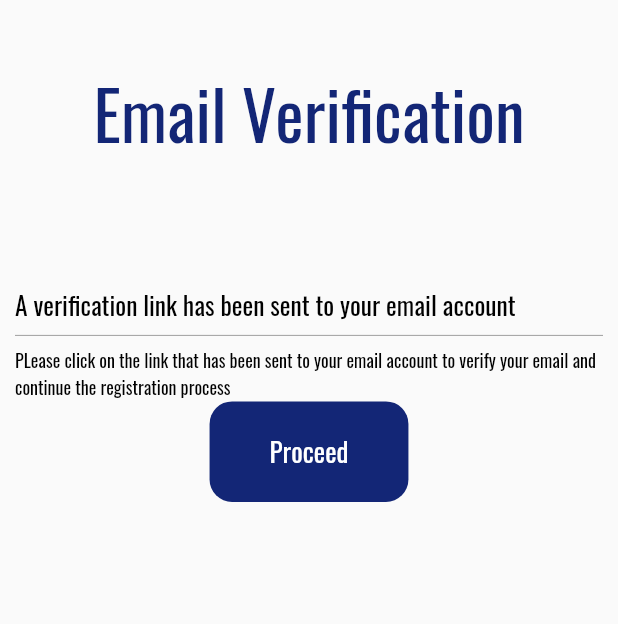
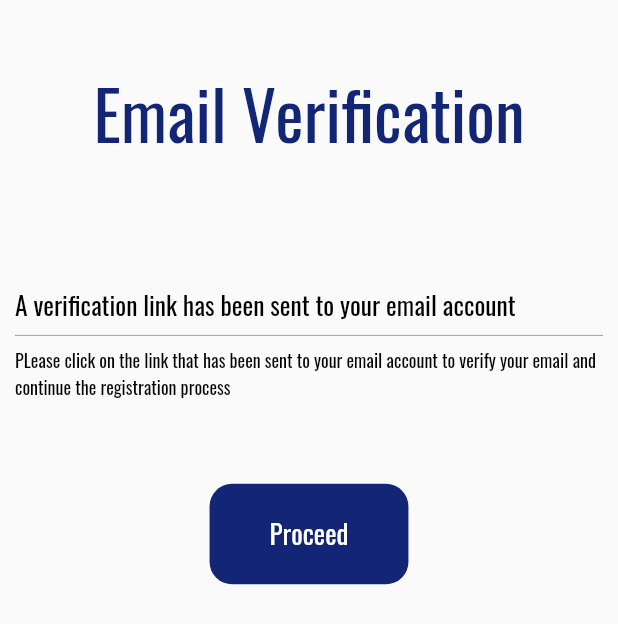
Before and after one commit to PrestoDevelopment/Presto, a Flutter app: the EmailVerificationView screen opened directly, on a phone screen of 412 x 824 dp. Shown: the top 624 px of the screen. Run offline on Flutter 3.47's test engine with Material 2 defaults, Android fonts, the light colour scheme and no system bars; our stand-ins replace cloud_firestore, connectivity, file_picker, firebase_analytics, firebase_auth, firebase_core and 11 more; missing offline and left inert: platform_device_id; accounts and stored records are empty; network calls fail; statements that could not run were skipped; project files that could hold a hidden picture were left out.

Commit message:
Basic Changes

```diff
--- a/presto_mobile/lib/ui/views/email_verification_view.dart
+++ b/presto_mobile/lib/ui/views/email_verification_view.dart
@@ -55,6 +55,9 @@ class EmailVerificationView extends StatelessWidget {
                   ),
                 ),
               ),
+              SizedBox(
+                height: height/15.0,
+              ),
               BusyButton(
                   title: "Proceed",
                   onPressed: () async {
--- a/presto_mobile/lib/ui/views/otp_view.dart
+++ b/presto_mobile/lib/ui/views/otp_view.dart
@@ -57,6 +57,7 @@ class _OtpVerificationViewState extends State<OtpVerificationView> {
                     top: MediaQuery.of(context).size.height / 15,
                     left: MediaQuery.of(context).size.width / 15,
                     right: MediaQuery.of(context).size.width / 15,
+                    bottom: MediaQuery.of(context).size.height/15,
                   ),
                   child: OTPTextField(
                     length: 6,
--- a/presto_mobile/lib/ui/widgets/passinput.dart
+++ b/presto_mobile/lib/ui/widgets/passinput.dart
@@ -63,7 +63,7 @@ class _PassInputState extends State<PassInput> {
             hintText: widget.hintText ?? "",
             hintStyle: TextStyle(
               fontSize: 18,
-              color: Colors.grey[800],
+              color: Colors.grey,
             ),
             hintMaxLines: 1,
             suffixIcon: IconButton(
```
Also changed, not shown: presto_mobile/lib/ui/views/referees_list.dart (+6 -2 lines).
